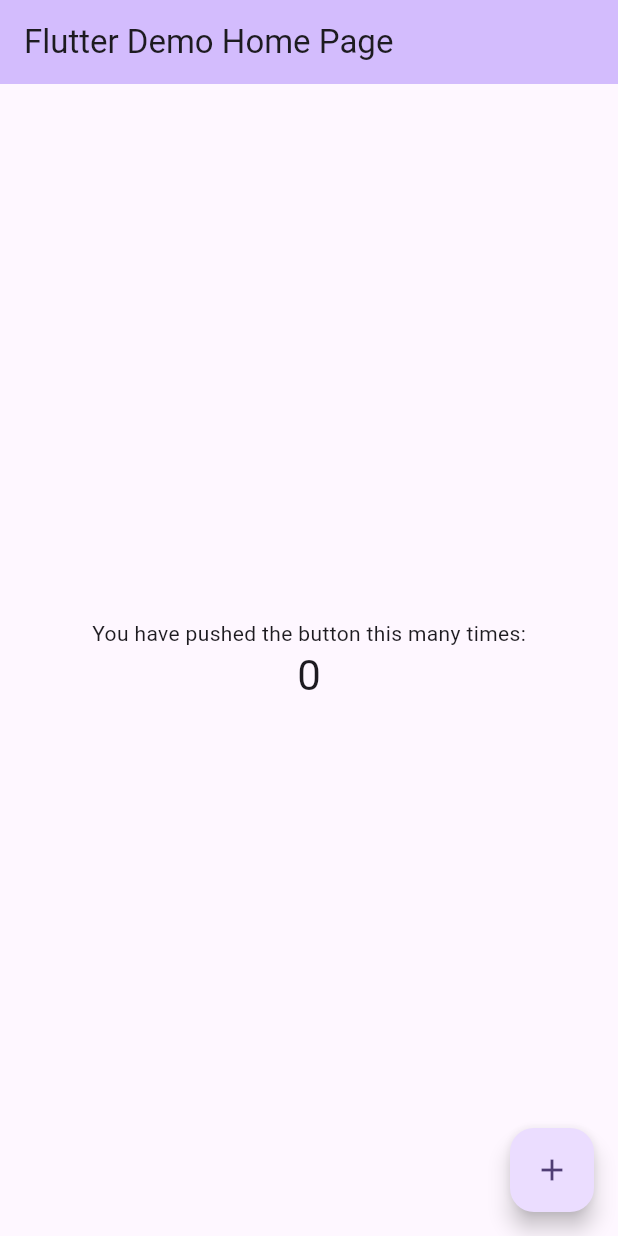
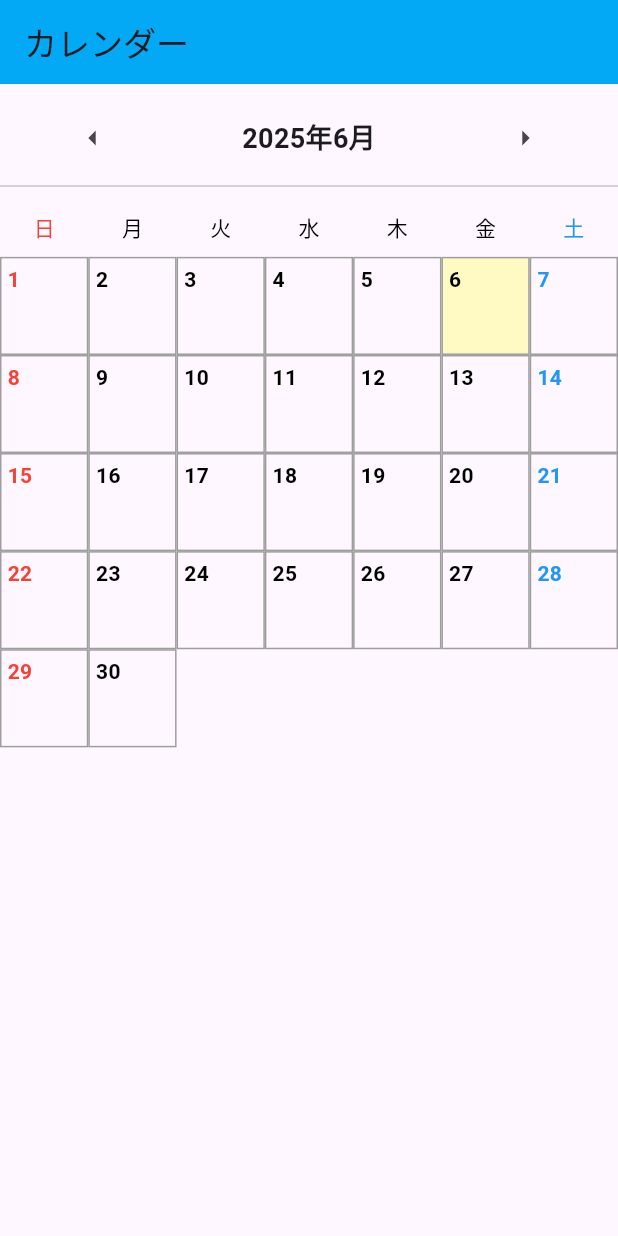
Before and after one commit to 9970628/syuukatusensi, a Flutter app: the screen it shows after launch, on a phone screen of 412 x 824 dp. Run offline on Flutter 3.47's test engine with Material 3 defaults, Android fonts, the phone set to English and light mode, and no system bars.

Commit message:
カレンダー機能追加

```diff
--- a/lib/main.dart
+++ b/lib/main.dart
@@ -1,4 +1,5 @@
-import 'package:flutter/material.dart'; //機能　開発者が作った
+import 'package:flutter/material.dart';
+import 'package:sennsi_app/screens/calender_screen.dart'; //機能　開発者が作った
 
 void main() {
   runApp(const MyApp()); //mottekuru
@@ -30,7 +31,7 @@
         // tested with just a hot reload.
         colorScheme: ColorScheme.fromSeed(seedColor: Colors.deepPurple), //
       ),
-      home: const MyHomePage(title: 'Flutter Demo Home Page'), //
+      home:  CalendarScreen(), //
     );
 
   }
--- a/lib/screens/calender_screen.dart
+++ b/lib/screens/calender_screen.dart
@@ -0,0 +1,175 @@
+import 'package:flutter/material.dart';
+import 'package:intl/intl.dart';
+import 'package:intl/date_symbol_data_local.dart';
+
+class CalendarScreen extends StatefulWidget {
+  @override
+  _CalendarScreenState createState() => _CalendarScreenState();
+}
+
+class _CalendarScreenState extends State<CalendarScreen> {
+  DateTime _currentDate = DateTime.now();
+  final Map<String, List<String>> _todoMap = {}; // ToDoを日付別に保持
+
+  void _previousMonth() {
+    setState(() {
+      _currentDate = DateTime(_currentDate.year, _currentDate.month - 1, 1);
+    });
+  }
+
+  void _nextMonth() {
+    setState(() {
+      _currentDate = DateTime(_currentDate.year, _currentDate.month + 1, 1);
+    });
+  }
+
+  // void _addTodo() {
+  //   String input = '';
+  //   final todayStr = DateFormat('yyyy-MM-dd').format(DateTime.now());
+
+  //   showDialog(
+  //     context: context,
+  //     builder: (context) => AlertDialog(
+  //       title: Text('ToDo追加'),
+  //       content: TextField(
+  //         autofocus: true,
+  //         onChanged: (value) => input = value,
+  //       ),
+  //       actions: [
+  //         TextButton(
+  //           onPressed: () {
+  //             if (input.isNotEmpty) {
+  //               setState(() {
+  //                 _todoMap[todayStr] = (_todoMap[todayStr] ?? [])..add(input);
+  //               });
+  //             }
+  //             Navigator.pop(context);
+  //           },
+  //           child: Text('追加'),
+  //         ),
+  //       ],
+  //     ),
+  //   );
+  // }
+
+  List<Widget> _buildDaysOfWeek() {
+    const days = ['日', '月', '火', '水', '木', '金', '土'];
+    return List.generate(7, (i) {
+      Color color = (i == 0)
+          ? Colors.red
+          : (i == 6)
+              ? Colors.blue
+              : Colors.black;
+      return Center(child: Text(days[i], style: TextStyle(color: color)));
+    });
+  }
+
+  List<Widget> _buildCalendarCells() {
+    final firstDay = DateTime(_currentDate.year, _currentDate.month, 1);
+    final lastDay = DateTime(_currentDate.year, _currentDate.month + 1, 0);
+    final startWeekday = firstDay.weekday % 7;
+    final totalDays = lastDay.day;
+
+    List<Widget> cells = [];
+
+    for (int i = 0; i < startWeekday; i++) {
+      cells.add(Container());
+    }
+
+    for (int day = 1; day <= totalDays; day++) {
+      final date = DateTime(_currentDate.year, _currentDate.month, day);
+      final dateStr = DateFormat('yyyy-MM-dd').format(date);
+      final todos = _todoMap[dateStr] ?? [];
+      final isToday = DateTime.now().day == day &&
+          DateTime.now().month == _currentDate.month &&
+          DateTime.now().year == _currentDate.year;
+
+      final isSunday = date.weekday % 7 == 0;
+      final isSaturday = date.weekday == 6;
+
+      cells.add(Container(
+        padding: EdgeInsets.all(4),
+        decoration: BoxDecoration(
+          color: isToday ? Colors.yellow.shade100 : null,
+          border: Border.all(color: Colors.grey),
+        ),
+        child: Column(
+          crossAxisAlignment: CrossAxisAlignment.start,
+          children: [
+            Text(
+              '$day',
+              style: TextStyle(
+                color: isSunday
+                    ? Colors.red
+                    : isSaturday
+                        ? Colors.blue
+                        : Colors.black,
+                fontWeight: FontWeight.bold,
+              ),
+            ),
+            ...todos.map((todo) => Container(
+                  margin: EdgeInsets.only(top: 2),
+                  padding:
+                      EdgeInsets.symmetric(horizontal: 2, vertical: 1),
+                  color: Colors.cyan.shade100,
+                  child: Text(todo, style: TextStyle(fontSize: 10)),
+                )),
+          ],
+        ),
+      ));
+    }
+
+    return cells;
+  }
+
+  @override
+  void initState() {
+    super.initState();
+    initializeDateFormatting('ja');
+  }
+
+  @override
+  Widget build(BuildContext context) {
+    final monthStr = DateFormat.yMMMM('ja').format(_currentDate);
+
+    return Scaffold(
+      appBar: AppBar(
+        backgroundColor: Colors.lightBlue,
+        title: Text('カレンダー'),
+        // actions: [
+        //   IconButton(icon: Icon(Icons.add), onPressed: _addTodo),
+        // ],
+      ),
+      body: Column(
+        children: [
+          SizedBox(height: 12),
+          Row(
+            mainAxisAlignment: MainAxisAlignment.spaceAround,
+            children: [
+              IconButton(icon: Icon(Icons.arrow_left), onPressed: _previousMonth),
+              Text(monthStr,
+                  style:
+                      TextStyle(fontSize: 18, fontWeight: FontWeight.bold)),
+              IconButton(icon: Icon(Icons.arrow_right), onPressed: _nextMonth),
+            ],
+          ),
+          Divider(),
+          GridView.count(
+            shrinkWrap: true,
+            crossAxisCount: 7,
+            childAspectRatio: 1.5,
+            physics: NeverScrollableScrollPhysics(),
+            children: _buildDaysOfWeek(),
+          ),
+          Expanded(
+            child: GridView.count(
+              crossAxisCount: 7,
+              childAspectRatio: 0.9,
+              children: _buildCalendarCells(),
+            ),
+          ),
+        ],
+      ),
+    );
+  }
+}
--- a/pubspec.yaml
+++ b/pubspec.yaml
@@ -31,6 +31,7 @@ dependencies:
   flutter:
     sdk: flutter
 
+  intl: ^0.18.1
   # The following adds the Cupertino Icons font to your application.
   # Use with the CupertinoIcons class for iOS style icons.
   cupertino_icons: ^1.0.8
```
Also changed, not shown: pubspec.lock.
